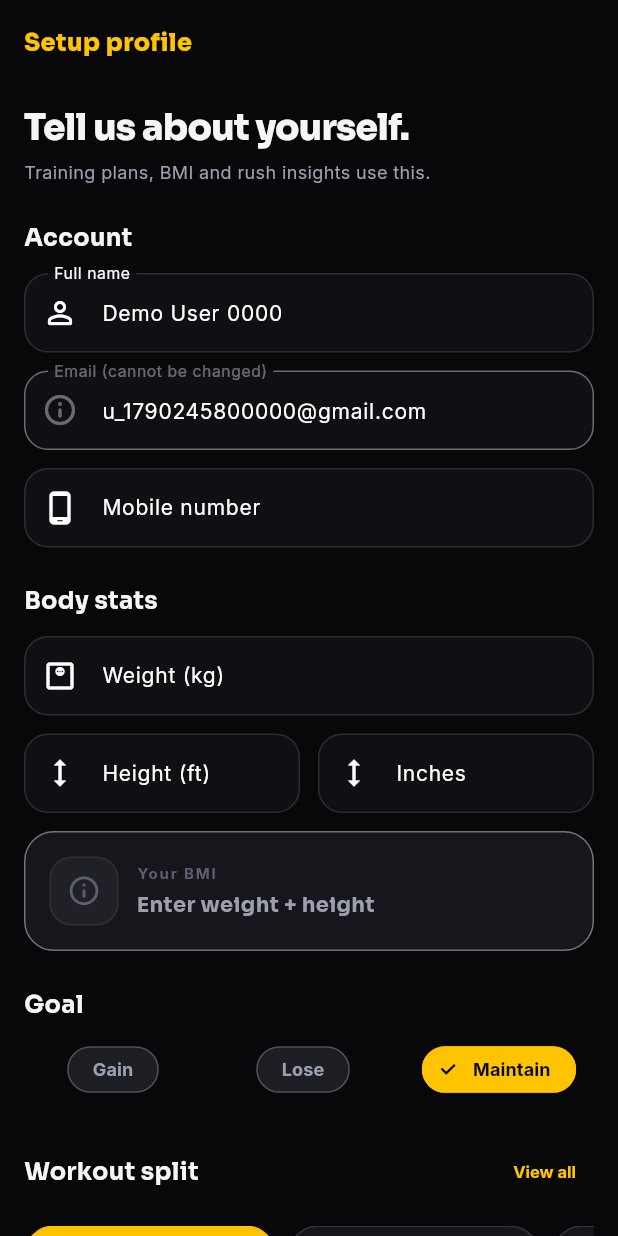
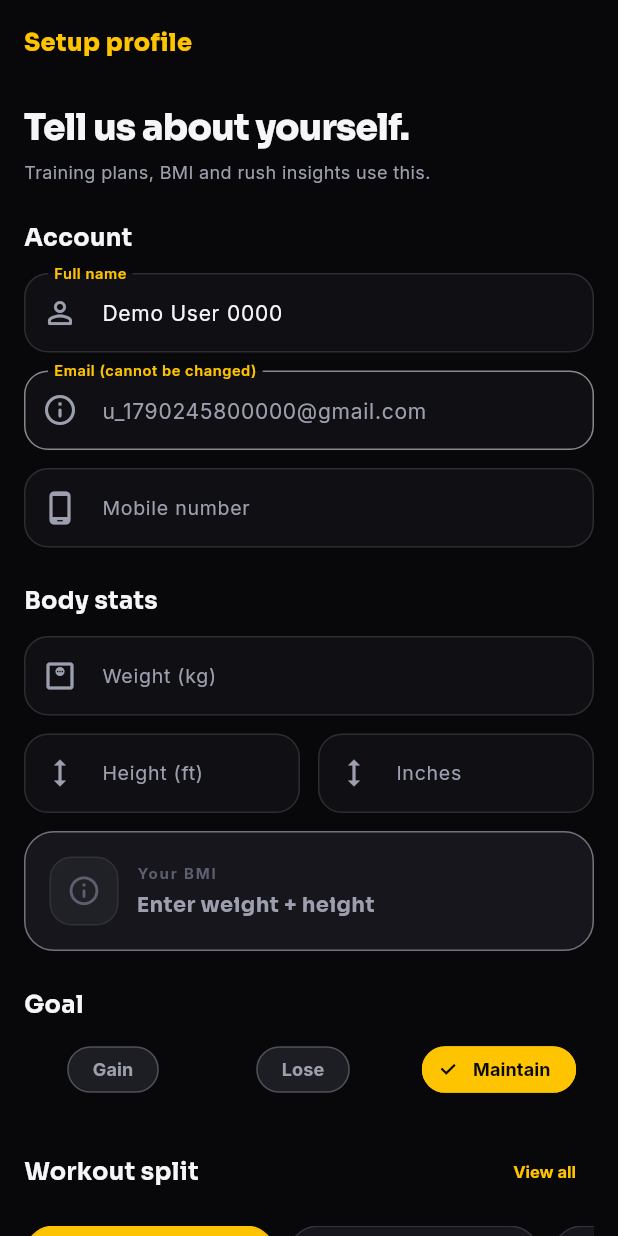
Before and after one commit to sivedcodes/Gym-Management-Flutter, a Flutter app: the screen it shows after launch, after a tap on an icon or button, on a phone screen of 412 x 824 dp. Run offline on Flutter 3.47's test engine with Material 3 defaults, Android fonts, the phone set to English and light mode, and no system bars; our stand-ins replace flutter_riverpod, go_router, google_fonts, just_audio, qr_flutter; missing offline and left inert: just_audio_web.

Commit message:
fixed ui

```diff
--- a/lib/core/routing/app_router.dart
+++ b/lib/core/routing/app_router.dart
@@ -14,6 +14,7 @@ import '../../features/registration/presentation/register_screen.dart';
 import '../../features/services/presentation/book_service_screen.dart';
 import '../../features/services/presentation/services_screen.dart';
 import '../../features/splash/presentation/splash_screen.dart';
+import '../../features/member/presentation/history_screen.dart';
 
 enum AuthStatus { unknown, signedOut, needsPhone, member, owner }
 
@@ -66,6 +67,7 @@ final routerProvider = Provider<GoRouter>((ref) {
         builder: (c, s) => RegisterScreen(planId: s.uri.queryParameters['plan']),
       ),
       GoRoute(path: '/notices', builder: (c, s) => const NoticesScreen()),
+      GoRoute(path: '/history', builder: (c, s) => const HistoryScreen()),
       GoRoute(
         path: '/music/collection',
         builder: (c, s) => CollectionScreen(
--- a/lib/core/theme/app_theme.dart
+++ b/lib/core/theme/app_theme.dart
@@ -66,45 +66,67 @@ abstract final class AppTheme {
         primary: AppColors.yellow,
         onPrimary: AppColors.black,
         secondary: AppColors.yellowSoft,
+        onSecondary: AppColors.black,
         surface: AppColors.surface,
+        onSurface: AppColors.white,
         error: AppColors.red,
+        onError: AppColors.white,
       ),
       textTheme: body.copyWith(
         displayLarge: GoogleFonts.sora(
           fontSize: 24,
           fontWeight: FontWeight.w800,
           letterSpacing: -0.5,
+          color: AppColors.white,
         ),
         displayMedium: GoogleFonts.sora(
           fontSize: 20,
           fontWeight: FontWeight.w800,
           letterSpacing: -0.3,
+          color: AppColors.white,
         ),
         displaySmall: GoogleFonts.sora(
           fontSize: 18,
           fontWeight: FontWeight.w700,
+          color: AppColors.white,
         ),
         headlineSmall: GoogleFonts.sora(
           fontSize: 18,
           fontWeight: FontWeight.w700,
+          color: AppColors.white,
         ),
-        titleLarge: GoogleFonts.sora(fontSize: 16, fontWeight: FontWeight.w700),
+        titleLarge: GoogleFonts.sora(
+          fontSize: 16,
+          fontWeight: FontWeight.w700,
+          color: AppColors.white,
+        ),
         titleMedium: GoogleFonts.sora(
           fontSize: 14,
           fontWeight: FontWeight.w700,
+          color: AppColors.white,
         ),
-        titleSmall: GoogleFonts.sora(fontSize: 13, fontWeight: FontWeight.w700),
-        bodyLarge: GoogleFonts.inter(fontSize: 14),
-        bodyMedium: GoogleFonts.inter(fontSize: 13),
-        bodySmall: GoogleFonts.inter(fontSize: 12),
-        labelLarge: GoogleFonts.sora(fontSize: 13, fontWeight: FontWeight.w700),
+        titleSmall: GoogleFonts.sora(
+          fontSize: 13,
+          fontWeight: FontWeight.w700,
+          color: AppColors.white,
+        ),
+        bodyLarge: GoogleFonts.inter(fontSize: 14, color: AppColors.white),
+        bodyMedium: GoogleFonts.inter(fontSize: 13, color: AppColors.white),
+        bodySmall: GoogleFonts.inter(fontSize: 12, color: AppColors.white),
+        labelLarge: GoogleFonts.sora(
+          fontSize: 13,
+          fontWeight: FontWeight.w700,
+          color: AppColors.white,
+        ),
         labelMedium: GoogleFonts.inter(
           fontSize: 11,
           fontWeight: FontWeight.w600,
+          color: AppColors.white,
         ),
         labelSmall: GoogleFonts.inter(
           fontSize: 10,
           fontWeight: FontWeight.w600,
+          color: AppColors.white,
         ),
       ),
       appBarTheme: AppBarTheme(
@@ -165,6 +187,26 @@ abstract final class AppTheme {
         filled: true,
         fillColor: AppColors.surface,
         hintStyle: const TextStyle(color: AppColors.faint, fontSize: 12),
+        labelStyle: const TextStyle(color: AppColors.grey, fontSize: 13),
+        floatingLabelStyle: const TextStyle(
+          color: AppColors.yellow,
+          fontSize: 13,
+          fontWeight: FontWeight.w600,
+        ),
+        helperStyle: const TextStyle(color: AppColors.grey, fontSize: 11),
+        prefixStyle: const TextStyle(
+          color: AppColors.white,
+          fontSize: 14,
+          fontWeight: FontWeight.w500,
+        ),
+        suffixStyle: const TextStyle(
+          color: AppColors.white,
+          fontSize: 14,
+          fontWeight: FontWeight.w500,
+        ),
+        iconColor: AppColors.grey,
+        prefixIconColor: AppColors.grey,
+        suffixIconColor: AppColors.grey,
         contentPadding: const EdgeInsets.symmetric(
           horizontal: 16,
           vertical: 16,
@@ -176,6 +218,10 @@ abstract final class AppTheme {
         enabledBorder: OutlineInputBorder(
           borderRadius: BorderRadius.circular(AppRadius.m),
           borderSide: const BorderSide(color: AppColors.line),
+        ),
+        disabledBorder: OutlineInputBorder(
+          borderRadius: BorderRadius.circular(AppRadius.m),
+          borderSide: BorderSide(color: AppColors.line.withValues(alpha: 0.5)),
         ),
         focusedBorder: OutlineInputBorder(
           borderRadius: BorderRadius.circular(AppRadius.m),
@@ -196,11 +242,20 @@ abstract final class AppTheme {
           side: const BorderSide(color: AppColors.line),
         ),
       ),
-      dialogTheme: const DialogThemeData(
+      dialogTheme: DialogThemeData(
         backgroundColor: AppColors.card,
-        shape: RoundedRectangleBorder(
+        shape: const RoundedRectangleBorder(
           borderRadius: BorderRadius.all(Radius.circular(AppRadius.xl)),
           side: BorderSide(color: AppColors.line),
+        ),
+        titleTextStyle: GoogleFonts.sora(
+          fontSize: 18,
+          fontWeight: FontWeight.w700,
+          color: AppColors.white,
+        ),
+        contentTextStyle: GoogleFonts.inter(
+          fontSize: 14,
+          color: AppColors.white,
         ),
       ),
       bottomSheetTheme: const BottomSheetThemeData(
--- a/lib/core/widgets/search_filter_bar.dart
+++ b/lib/core/widgets/search_filter_bar.dart
@@ -1,5 +1,6 @@
 import 'package:flutter/material.dart';
 import '../theme/app_icons.dart';
+import '../theme/app_theme.dart';
 import '../theme/tokens.dart';
 import 'chips.dart';
 
@@ -52,6 +53,7 @@ class SearchFilterBar extends StatelessWidget {
         Padding(
           padding: AppSpace.filterRow,
           child: TextField(
+            style: TextStyle(color: AppColors.white),
             decoration: InputDecoration(
               hintText: hint,
               prefixIcon: const Icon(AppIcons.search),
--- a/lib/features/auth/presentation/setup_screen.dart
+++ b/lib/features/auth/presentation/setup_screen.dart
@@ -188,6 +188,7 @@ class _SetupScreenState extends ConsumerState<SetupScreen> {
               TextFormField(
                 initialValue: me.email,
                 enabled: false,
+                style: const TextStyle(color: AppColors.grey),
                 decoration: const InputDecoration(
                   labelText: 'Email (cannot be changed)',
                   prefixIcon: Icon(AppIcons.info),
@@ -381,6 +382,7 @@ class _SetupScreenState extends ConsumerState<SetupScreen> {
       controller: controller,
       keyboardType: keyboard,
       maxLength: maxLen,
+      style: const TextStyle(color: AppColors.white),
       decoration: InputDecoration(
         labelText: label,
         hintText: hint,
--- a/lib/features/dashboard/presentation/member_home_screen.dart
+++ b/lib/features/dashboard/presentation/member_home_screen.dart
@@ -307,10 +307,10 @@ class MemberHomeScreen extends ConsumerWidget {
                   const SizedBox(height: AppSpace.s),
                   Center(
                     child: TextButton.icon(
-                      onPressed: () => context.push('/notices'),
+                      onPressed: () => context.push('/history'),
                       icon: const Icon(AppIcons.history,
                           size: AppIcon.sm),
-                      label: const Text('Full history in Profile →'),
+                      label: const Text('View full history →'),
                     ),
                   ),
                 ],
--- a/lib/features/dashboard/presentation/owner_dashboard_screen.dart
+++ b/lib/features/dashboard/presentation/owner_dashboard_screen.dart
@@ -272,6 +272,7 @@ class _OwnerDashboardScreenState extends ConsumerState<OwnerDashboardScreen> {
         title: const Text('Deny request?'),
         content: TextField(
           controller: ctrl,
+          style: const TextStyle(color: AppColors.white),
           decoration: const InputDecoration(
             labelText: 'Reason (shown to member)',
             hintText: 'e.g. Payment not received',
@@ -311,6 +312,7 @@ class _OwnerDashboardScreenState extends ConsumerState<OwnerDashboardScreen> {
         title: const Text('Deny program request?'),
         content: TextField(
           controller: ctrl,
+          style: const TextStyle(color: AppColors.white),
           decoration: const InputDecoration(
             labelText: 'Reason (shown to member)',
             hintText: 'e.g. Batch full, try next month',
--- a/lib/features/plans/presentation/plans_screen.dart
+++ b/lib/features/plans/presentation/plans_screen.dart
@@ -99,6 +99,7 @@ class PlansScreen extends ConsumerWidget {
               children: [
                 TextFormField(
                   controller: name,
+                  style: const TextStyle(color: AppColors.white),
                   decoration: const InputDecoration(
                     labelText: 'Name',
                     prefixIcon: Icon(AppIcons.label),
@@ -110,6 +111,7 @@ class PlansScreen extends ConsumerWidget {
                 TextFormField(
                   controller: price,
                   keyboardType: TextInputType.number,
+                  style: const TextStyle(color: AppColors.white),
                   decoration: const InputDecoration(
                     labelText: 'Price (₹)',
                     prefixIcon: Icon(AppIcons.rupee),
@@ -123,6 +125,7 @@ class PlansScreen extends ConsumerWidget {
                 TextFormField(
                   controller: days,
                   keyboardType: TextInputType.number,
+                  style: const TextStyle(color: AppColors.white),
                   decoration: const InputDecoration(
                     labelText: 'Duration (days)',
                     prefixIcon: Icon(AppIcons.calendar),
@@ -135,6 +138,7 @@ class PlansScreen extends ConsumerWidget {
                 const SizedBox(height: AppSpace.m),
                 TextFormField(
                   controller: desc,
+                  style: const TextStyle(color: AppColors.white),
                   decoration: const InputDecoration(
                     labelText: 'Description',
                     prefixIcon: Icon(AppIcons.desc),
```
Also changed, not shown: lib/core/widgets/rush_chart.dart (+12 -2 lines), lib/features/member/presentation/history_screen.dart (added, +119 -0 lines), lib/features/member/presentation/profile_screen.dart (+19 -59 lines), lib/features/services/presentation/services_screen.dart (+13 -3 lines), lib/features/splits/presentation/splits_screen.dart (+6 -1 lines), 3 other files.
